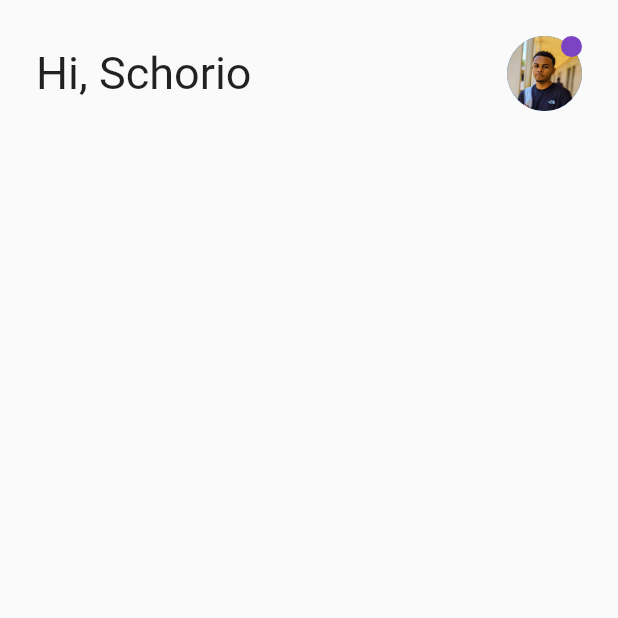
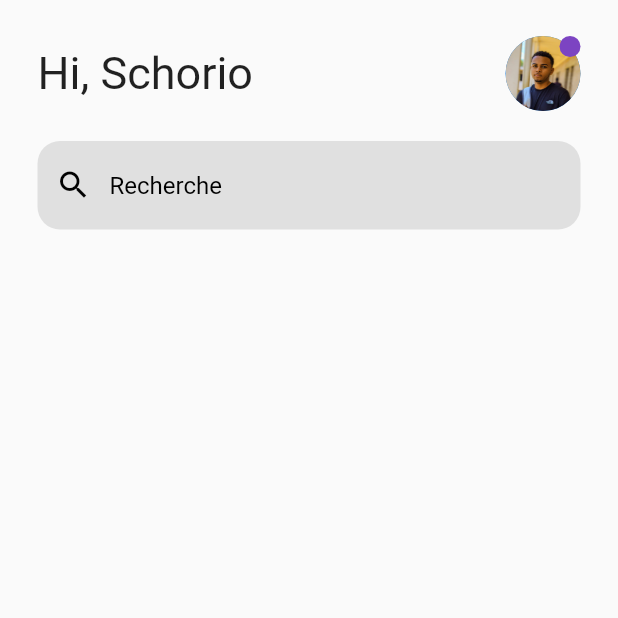
Before and after one commit to schorio/cinetix, a Flutter app: the screen it shows after launch, on a phone screen of 412 x 824 dp, the top half of it. Run offline on Flutter 3.47's test engine with Material 2 defaults, Android fonts, the phone set to English and light mode, and no system bars.

Commit message:
ajout du barre de recherche

```diff
--- a/lib/feature/home/home_screen.dart
+++ b/lib/feature/home/home_screen.dart
@@ -17,8 +17,10 @@ class HomeScreen extends StatelessWidget {
                 children: [
                   const SizedBox(height: 24),
                   Padding(
-                    padding: const EdgeInsets.symmetric(horizontal: 24),
-                    child: Row(
+                    padding: const EdgeInsets.symmetric(horizontal: 25),
+                    child: Column(
+                      children: [
+                        Row(
                           children: const [
                             Text(
                               "Hi, Schorio",
@@ -40,6 +42,30 @@ class HomeScreen extends StatelessWidget {
                             ),
                           ],
                         ),
+                        const SizedBox(height: 20),
+                        SizedBox(
+                          width: MediaQuery.of(context).size.width,
+                          height: 60,
+                          child: TextFormField(
+                            decoration: InputDecoration(
+                              filled: true,
+                              fillColor: Colors.grey.shade300,
+                              border: OutlineInputBorder(
+                                borderRadius: BorderRadius.circular(15),
+                                borderSide: BorderSide.none,
+                              ),
+                              hintText: 'Recherche',
+                              hintStyle: const TextStyle(color: Colors.black),
+                              prefixIcon: const Icon(
+                                Icons.search,
+                                color: Colors.black,
+                                size: 24,
+                              ),
+                            ),
+                          ),
+                        ),
+                      ],
+                    ),
                   ),
                 ])));
   }
```
Lines whose indentation alone changed are shown as unchanged.
